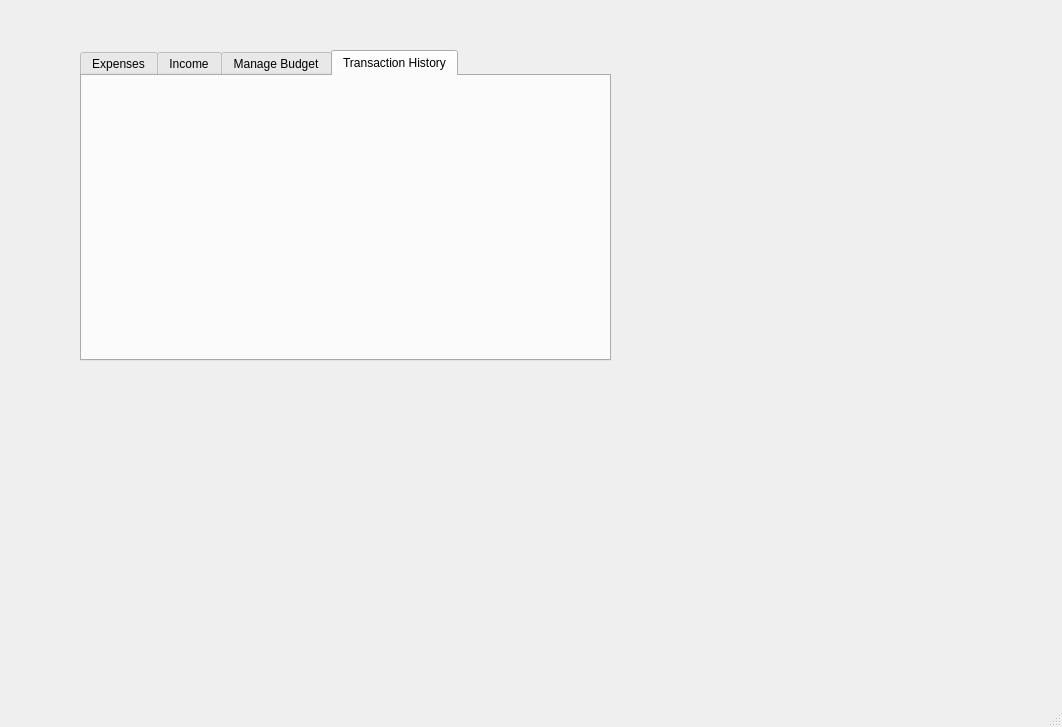
Qt form GUI/mainwindow.ui (TheMaxL/Spending-and-Savings-Tracker) before a commit.
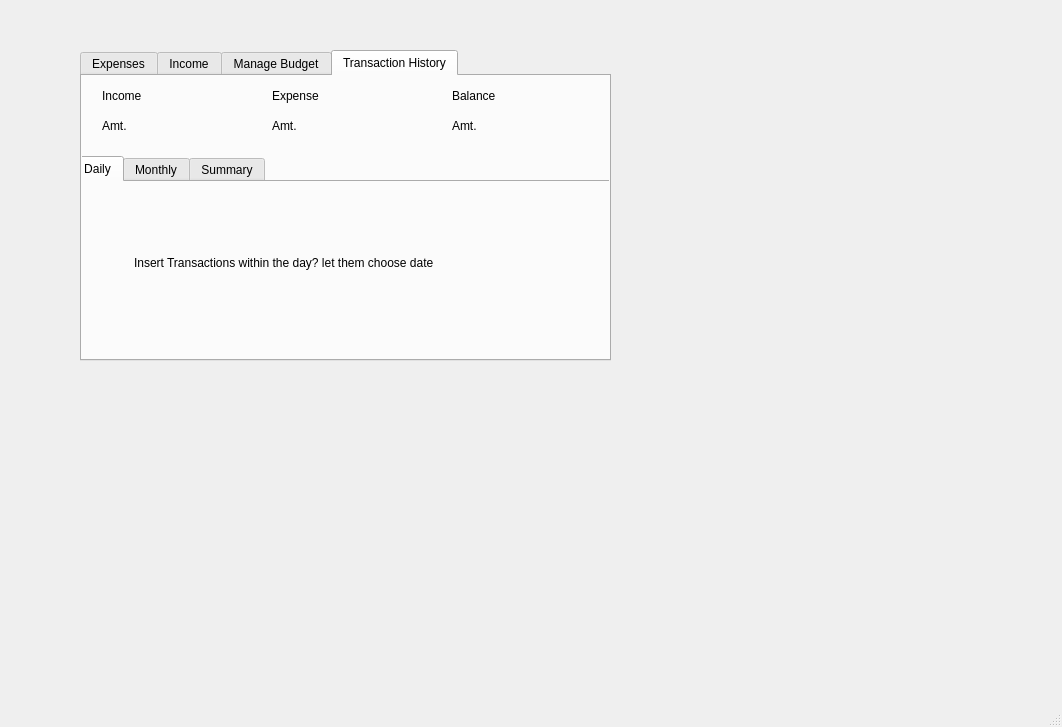
The same form after that commit. The open tabs and pages were chosen to show the change.

Commit message: Added changes to GUI and balance variable

Patch:
```diff
--- a/GUI/mainwindow.ui
+++ b/GUI/mainwindow.ui
@@ -298,6 +298,163 @@
      <attribute name="title">
       <string>Transaction History</string>
      </attribute>
+     <widget class="QLabel" name="label_5">
+      <property name="geometry">
+       <rect>
+        <x>20</x>
+        <y>10</y>
+        <width>63</width>
+        <height>20</height>
+       </rect>
+      </property>
+      <property name="text">
+       <string>Income</string>
+      </property>
+     </widget>
+     <widget class="QLabel" name="label_6">
+      <property name="geometry">
+       <rect>
+        <x>190</x>
+        <y>10</y>
+        <width>63</width>
+        <height>20</height>
+       </rect>
+      </property>
+      <property name="text">
+       <string>Expense</string>
+      </property>
+     </widget>
+     <widget class="QLabel" name="label_7">
+      <property name="geometry">
+       <rect>
+        <x>370</x>
+        <y>10</y>
+        <width>63</width>
+        <height>20</height>
+       </rect>
+      </property>
+      <property name="text">
+       <string>Balance</string>
+      </property>
+     </widget>
+     <widget class="QLabel" name="label_8">
+      <property name="geometry">
+       <rect>
+        <x>20</x>
+        <y>40</y>
+        <width>141</width>
+        <height>20</height>
+       </rect>
+      </property>
+      <property name="text">
+       <string>Amt.</string>
+      </property>
+      <property name="alignment">
+       <set>Qt::AlignLeading|Qt::AlignLeft|Qt::AlignVCenter</set>
+      </property>
+     </widget>
+     <widget class="QLabel" name="label_9">
+      <property name="geometry">
+       <rect>
+        <x>190</x>
+        <y>40</y>
+        <width>151</width>
+        <height>20</height>
+       </rect>
+      </property>
+      <property name="text">
+       <string>Amt.</string>
+      </property>
+     </widget>
+     <widget class="QLabel" name="label_10">
+      <property name="geometry">
+       <rect>
+        <x>370</x>
+        <y>40</y>
+        <width>151</width>
+        <height>20</height>
+       </rect>
+      </property>
+      <property name="text">
+       <string>Amt.</string>
+      </property>
+     </widget>
+     <widget class="QTabWidget" name="tabWidget_2">
+      <property name="geometry">
+       <rect>
+        <x>-10</x>
+        <y>80</y>
+        <width>541</width>
+        <height>211</height>
+       </rect>
+      </property>
+      <property name="currentIndex">
+       <number>0</number>
+      </property>
+      <widget class="QWidget" name="tab_5">
+       <attribute name="title">
+        <string>Daily</string>
+       </attribute>
+       <widget class="QLabel" name="label_11">
+        <property name="geometry">
+         <rect>
+          <x>60</x>
+          <y>30</y>
+          <width>401</width>
+          <height>101</height>
+         </rect>
+        </property>
+        <property name="text">
+         <string>Insert Transactions within the day? let them choose date</string>
+        </property>
+        <property name="alignment">
+         <set>Qt::AlignLeading|Qt::AlignLeft|Qt::AlignVCenter</set>
+        </property>
+       </widget>
+      </widget>
+      <widget class="QWidget" name="tab_6">
+       <attribute name="title">
+        <string>Monthly</string>
+       </attribute>
+       <widget class="QLabel" name="label_12">
+        <property name="geometry">
+         <rect>
+          <x>30</x>
+          <y>70</y>
+          <width>491</width>
+          <height>20</height>
+         </rect>
+        </property>
+        <property name="text">
+         <string>Insert Transactions throughout the whole month, let user choose month</string>
+        </property>
+        <property name="alignment">
+         <set>Qt::AlignLeading|Qt::AlignLeft|Qt::AlignVCenter</set>
+        </property>
+       </widget>
+      </widget>
+      <widget class="QWidget" name="tab_7">
+       <attribute name="title">
+        <string>Summary</string>
+       </attribute>
+       <widget class="QLabel" name="label_13">
+        <property name="geometry">
+         <rect>
+          <x>40</x>
+          <y>70</y>
+          <width>491</width>
+          <height>20</height>
+         </rect>
+        </property>
+        <property name="text">
+         <string>Here will be the graphs and spending habits, summary?</string>
+        </property>
+        <property name="alignment">
+         <set>Qt::AlignLeading|Qt::AlignLeft|Qt::AlignVCenter</set>
+        </property>
+       </widget>
+      </widget>
+     </widget>
     </widget>
    </widget>
   </widget>
```
Left out of the diff: 56 changed lines with no effect on the pictures. The commit also changes 3 other files.
